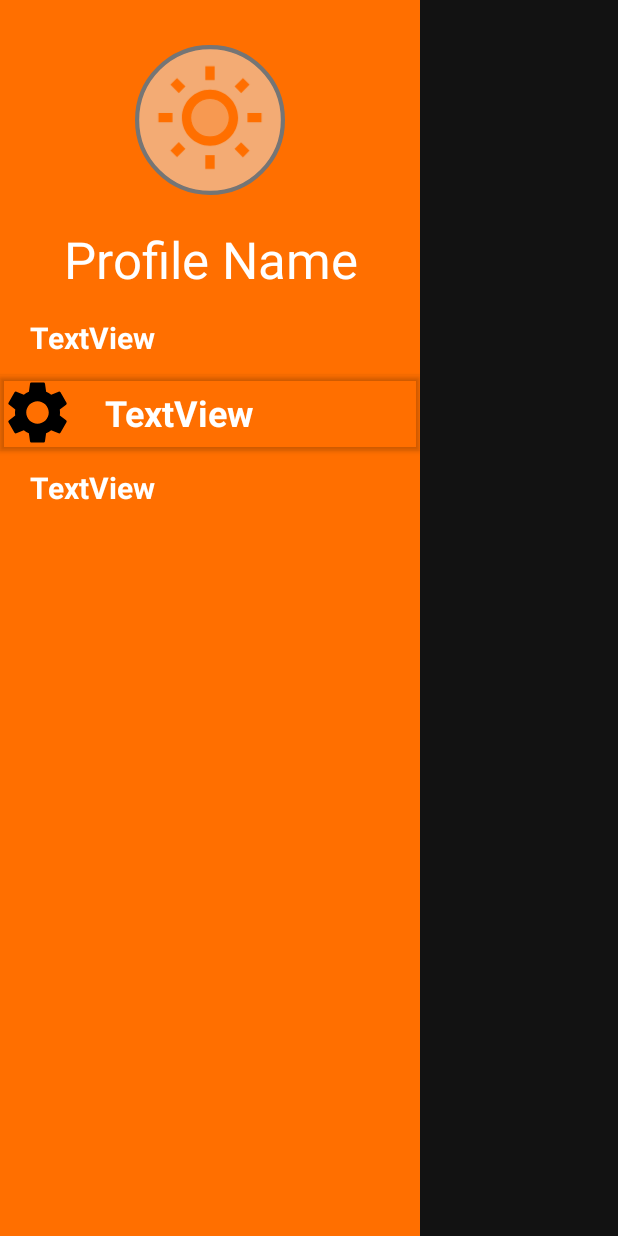
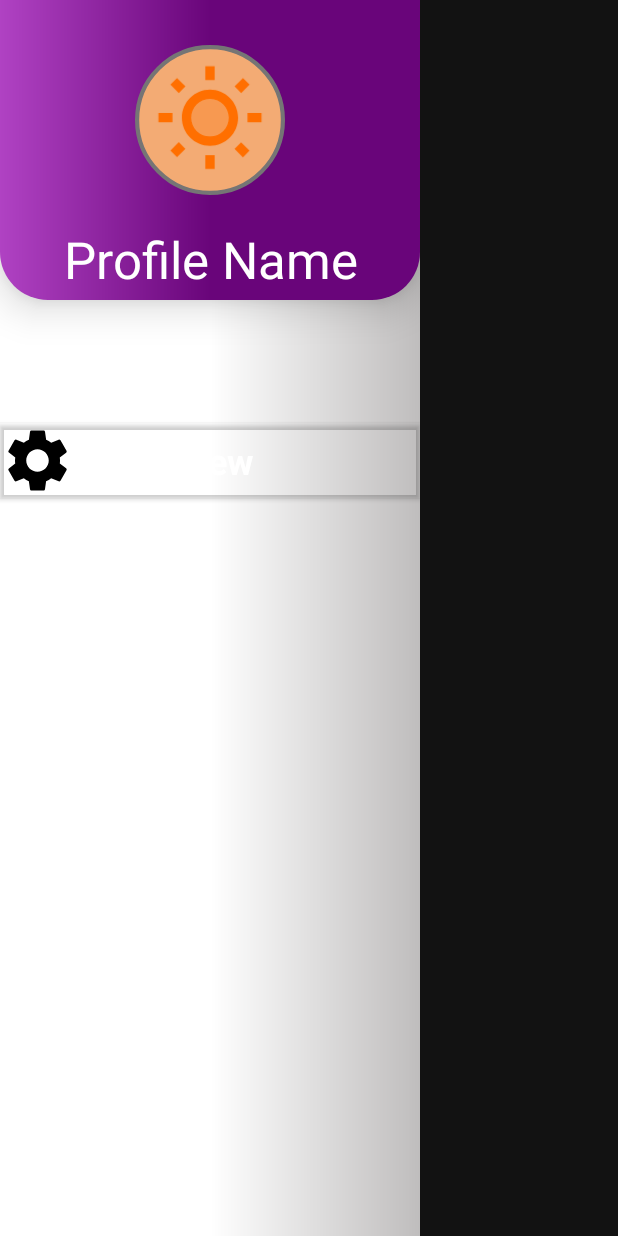
Before and after one commit to siddharthbhat777/ExpressPurchase, an Android app: the layout activity_test.xml on its own in the app's theme, with its tools: preview values and no code run, on a phone screen of 412 x 824 dp. Run offline under Robolectric (Android 15) with nearby library versions, the phone set to English and light mode, and no system bars.

Commit message:
added shadow to drawer menu and set MainActivity as parent activity of Settings activity

```diff
--- a/app/src/main/AndroidManifest.xml
+++ b/app/src/main/AndroidManifest.xml
@@ -12,7 +12,8 @@
         <activity
             android:name=".Settings"
             android:exported="false"
-            android:theme="@style/Theme.AppCompat.NoActionBar"/>
+            android:theme="@style/Theme.AppCompat.NoActionBar"
+            android:parentActivityName=".MainActivity"/>
         <activity
             android:name=".MainActivity"
             android:exported="true"
--- a/app/src/main/res/layout/activity_test.xml
+++ b/app/src/main/res/layout/activity_test.xml
@@ -3,8 +3,8 @@
     xmlns:app="http://schemas.android.com/apk/res-auto"
     xmlns:tools="http://schemas.android.com/tools"
     android:layout_width="280dp"
-    android:background="@color/dark_orange"
-    android:layout_height="match_parent">
+    android:layout_height="match_parent"
+    android:background="@drawable/gradient_white_background">
 
     <ScrollView
         android:layout_width="match_parent"
@@ -14,11 +14,24 @@
             android:layout_width="match_parent"
             android:layout_height="wrap_content">
 
+            <LinearLayout
+                android:id="@+id/cardView"
+                android:layout_width="wrap_content"
+                android:layout_height="wrap_content"
+                android:background="#00000000"
+                android:backgroundTint="#00000000"
+                app:layout_constraintEnd_toEndOf="parent"
+                app:layout_constraintHorizontal_bias="0.0"
+                app:layout_constraintStart_toStartOf="parent"
+                app:layout_constraintTop_toTopOf="parent">
 
                 <LinearLayout
                     android:id="@+id/linearLayout"
                     android:layout_width="match_parent"
                     android:layout_height="200dp"
+                    android:layout_marginBottom="32dp"
+                    android:background="@drawable/drawer_menu_profile"
+                    android:elevation="16sp"
                     android:orientation="vertical"
                     app:layout_constraintEnd_toEndOf="parent"
                     app:layout_constraintHorizontal_bias="0.0"
@@ -44,8 +57,10 @@
                         android:textColor="@color/black"
                         android:textSize="34sp" />
                 </LinearLayout>
+            </LinearLayout>
 
             <LinearLayout
+                android:id="@+id/linearLayout2"
                 android:layout_width="match_parent"
                 android:layout_height="match_parent"
                 android:orientation="vertical"
@@ -53,7 +68,7 @@
                 app:layout_constraintEnd_toEndOf="parent"
                 app:layout_constraintHorizontal_bias="0.5"
                 app:layout_constraintStart_toStartOf="parent"
-                app:layout_constraintTop_toBottomOf="@+id/linearLayout">
+                app:layout_constraintTop_toBottomOf="@+id/cardView">
 
                 <LinearLayout
                     android:layout_width="match_parent"
```
Also changed, not shown: app/src/main/res/layout/activity_main.xml (+13 -3 lines). Lines whose indentation alone changed are shown as unchanged.
